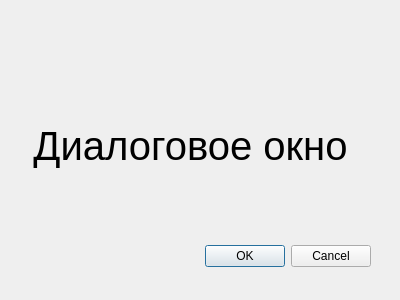
Above: 03/dialog.ui from AlRezepov/cross_platform_development_Qt before the change. Below: the same form after it.
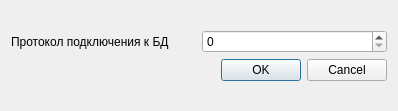
That is the form after the change.

```diff
--- a/03/dialog.ui
+++ b/03/dialog.ui
@@ -6,22 +6,32 @@
    <rect>
     <x>0</x>
     <y>0</y>
-    <width>400</width>
-    <height>300</height>
+    <width>398</width>
+    <height>111</height>
    </rect>
   </property>
   <property name="windowTitle">
    <string>Dialog</string>
   </property>
+  <layout class="QGridLayout" name="gridLayout">
+   <item row="0" column="0">
+    <layout class="QVBoxLayout" name="verticalLayout">
+     <item>
+      <layout class="QHBoxLayout" name="horizontalLayout">
+       <item>
+        <widget class="QLabel" name="lb_connectionProtocol">
+         <property name="text">
+          <string>Протокол подключения к БД</string>
+         </property>
+        </widget>
+       </item>
+       <item>
+        <widget class="QSpinBox" name="sb_connectionProtocol"/>
+       </item>
+      </layout>
+     </item>
+     <item>
   <widget class="QDialogButtonBox" name="buttonBox">
-   <property name="geometry">
-    <rect>
-     <x>30</x>
-     <y>240</y>
-     <width>341</width>
-     <height>32</height>
-    </rect>
-   </property>
    <property name="orientation">
     <enum>Qt::Horizontal</enum>
    </property>
@@ -29,27 +39,10 @@
     <set>QDialogButtonBox::Cancel|QDialogButtonBox::Ok</set>
    </property>
   </widget>
-  <widget class="QLabel" name="lb_dialog">
-   <property name="geometry">
-    <rect>
-     <x>20</x>
-     <y>90</y>
-     <width>341</width>
-     <height>111</height>
-    </rect>
-   </property>
-   <property name="font">
-    <font>
-     <pointsize>30</pointsize>
-    </font>
-   </property>
-   <property name="text">
-    <string>Диалоговое окно</string>
-   </property>
-   <property name="alignment">
-    <set>Qt::AlignCenter</set>
-   </property>
-  </widget>
+     </item>
+    </layout>
+   </item>
+  </layout>
  </widget>
  <resources/>
  <connections>
```
Lines whose indentation alone changed are shown as unchanged.
